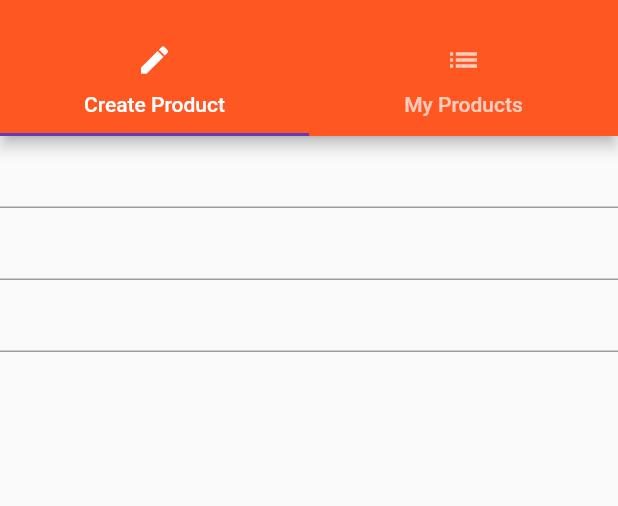
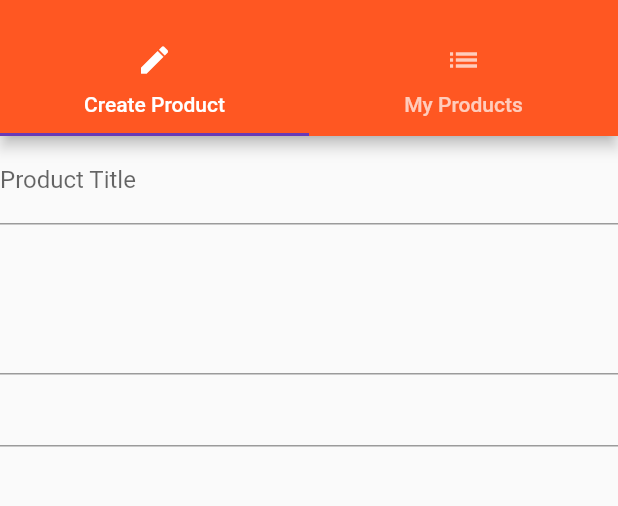
Before and after one commit to zhaoshengjun/easy_list, a Flutter app: the ProductsAdminPage screen opened by its route, on a phone screen of 412 x 824 dp, the part 59-565 px from its top. Run offline on Flutter 3.47's test engine with Material 2 defaults, Android fonts, the phone set to English and light mode, and no system bars.

Commit message:
add label

```diff
--- a/lib/pages/product_create.dart
+++ b/lib/pages/product_create.dart
@@ -17,6 +17,7 @@ class _ProductCreatePageState extends State<ProductCreatePage> {
     return Column(
       children: <Widget>[
         TextField(
+          decoration: InputDecoration(labelText: 'Product Title'),
           onChanged: (String value) {
             setState(() {
               title = value;
@@ -24,10 +25,10 @@ class _ProductCreatePageState extends State<ProductCreatePage> {
           },
         ),
         TextField(
-          maxLines: null,
+          maxLines: 4,
           onChanged: (String value) {
             setState(() {
-              title = value;
+              description = value;
             });
           },
         ),
@@ -35,11 +36,10 @@ class _ProductCreatePageState extends State<ProductCreatePage> {
           keyboardType: TextInputType.number,
           onChanged: (String value) {
             setState(() {
-              title = value;
+              price = double.parse(value);
             });
           },
-        ),
-        Text(title)
+        )
       ],
     );
   }
```
